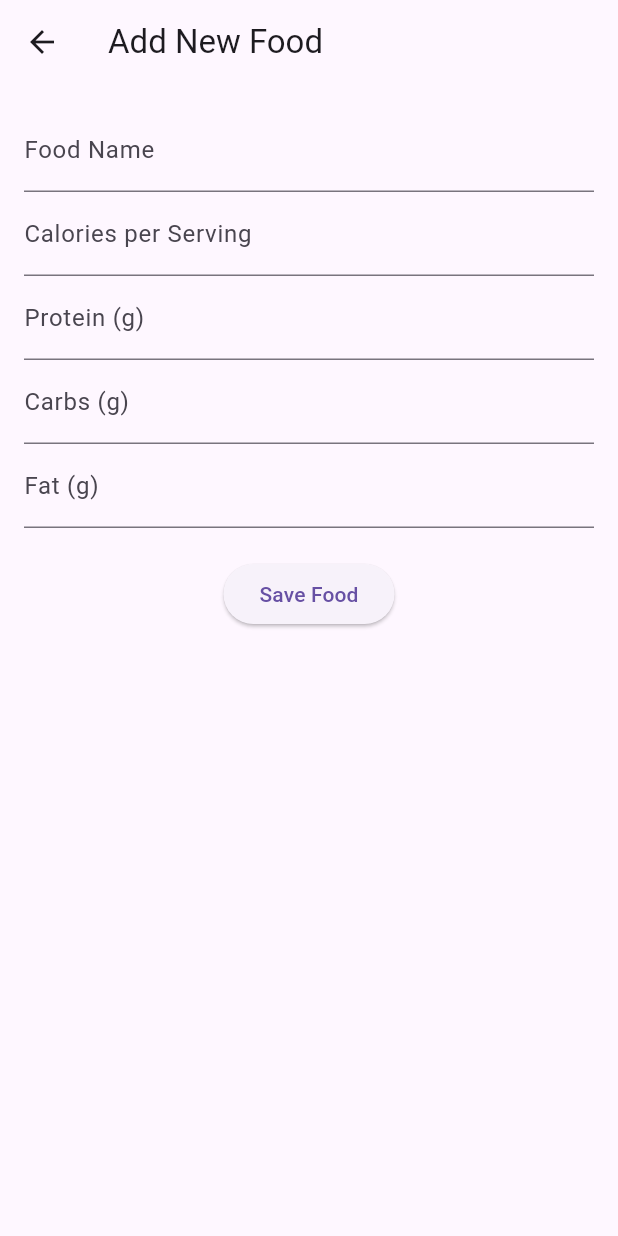
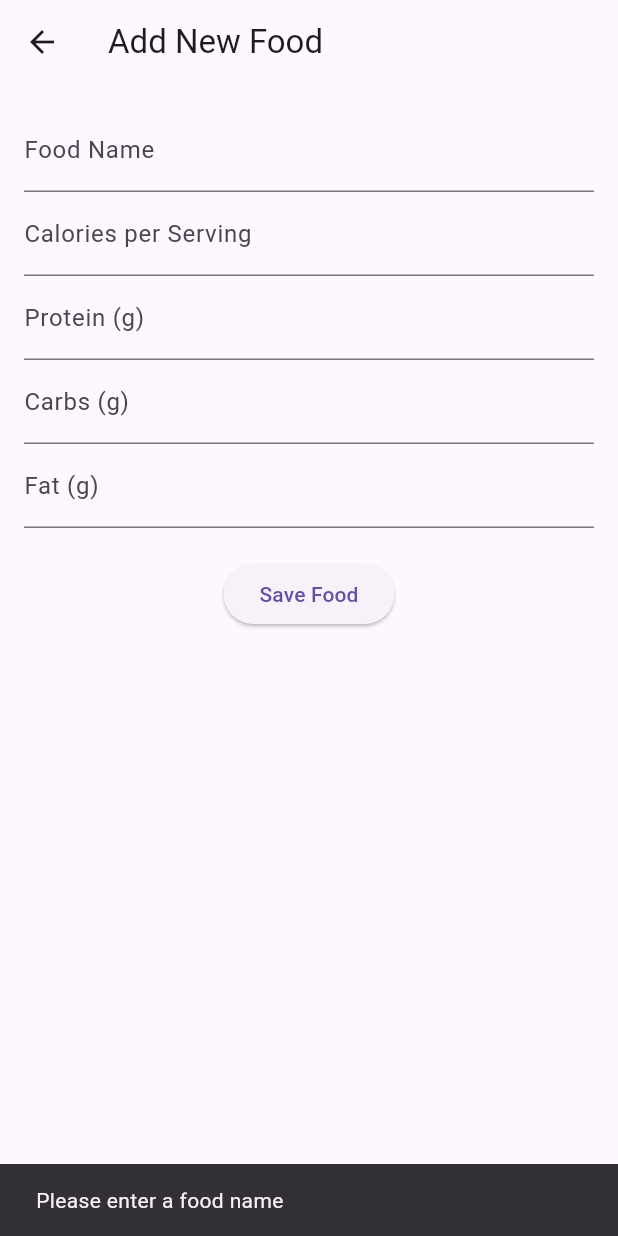
Before and after one commit to LoreleiP54/Daily-Food-Tracker, a Flutter app: the AddFoodScreen screen opened directly with empty values, after a tap on "Save Food", on a phone screen of 412 x 824 dp. Run offline on Flutter 3.47's test engine with Material 3 defaults, Android fonts, the phone set to English and light mode, and no system bars.

Commit message:
app would crash when I typed letters in to a number field. So added some SnackBar checks instead of print.

```diff
--- a/lib/screens/add_food_screen.dart
+++ b/lib/screens/add_food_screen.dart
@@ -20,8 +20,22 @@ class _AddFoodScreenState extends State<AddFoodScreen> {
   TextEditingController fatController = TextEditingController();
 
   void saveFood() {
+    // make sure the name field isnt empty before saving
     if (nameController.text == "") {
-      print("name was empty, not saving");
+      ScaffoldMessenger.of(
+        context,
+      ).showSnackBar(SnackBar(content: Text("Please enter a food name")));
+      return;
+    }
+
+    // make sure all the number fields have something in them
+    if (caloriesController.text == "" ||
+        proteinController.text == "" ||
+        carbsController.text == "" ||
+        fatController.text == "") {
+      ScaffoldMessenger.of(context).showSnackBar(
+        SnackBar(content: Text("Please fill in all nutrition fields")),
+      );
       return;
     }
 
--- a/lib/screens/log_servings_screen.dart
+++ b/lib/screens/log_servings_screen.dart
@@ -21,8 +21,11 @@ class _LogServingsScreenState extends State<LogServingsScreen> {
   TextEditingController servingsController = TextEditingController();
 
   void logServings() {
+    // make sure they typed something
     if (servingsController.text == "") {
-      print("servings was empty");
+      ScaffoldMessenger.of(context).showSnackBar(
+        SnackBar(content: Text("Please enter the number of servings")),
+      );
       return;
     }
 
```
